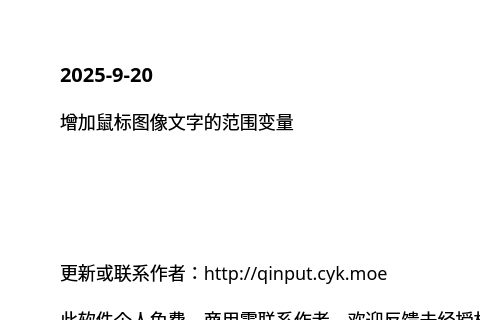
This is source/ui/AboutUi.ui in ChiyukiGana/Quickinput as Qt 5 draws it before an edit; both pictures show x 0 to 480 and y 0 to 320 of the 640 by 440 pixel window. The edited form follows.
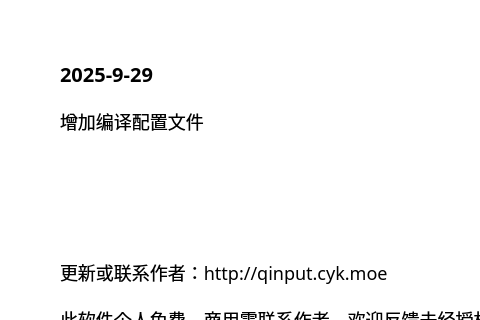
This is the edited form.

```diff
--- a/source/ui/AboutUi.ui
+++ b/source/ui/AboutUi.ui
@@ -90,7 +90,7 @@
          <string notr="true">font-size:20px</string>
         </property>
         <property name="text">
-         <string>2025-9-20</string>
+         <string>2025-9-29</string>
         </property>
         <property name="textFormat">
          <enum>Qt::TextFormat::PlainText</enum>
@@ -106,7 +106,7 @@
          </sizepolicy>
         </property>
         <property name="text">
-         <string>增加鼠标图像文字的范围变量</string>
+         <string>增加编译配置文件</string>
         </property>
         <property name="textFormat">
          <enum>Qt::TextFormat::PlainText</enum>
```
